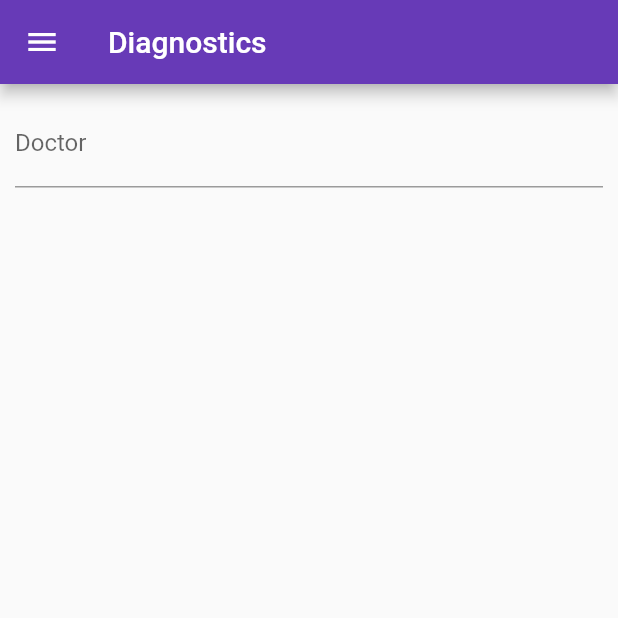
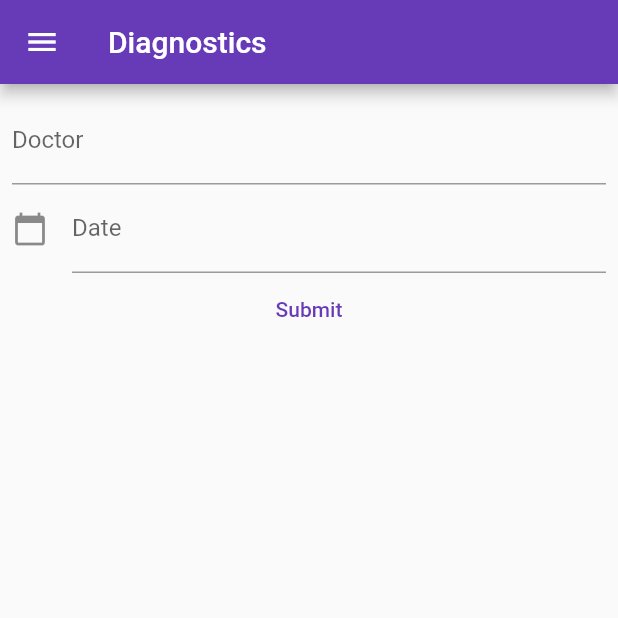
Before and after one commit to rafaelprudente/diagnostics, a Flutter app: the screen it shows after launch, after a tap on the "add" icon, on a phone screen of 412 x 824 dp, the top half of it. Run offline on Flutter 3.47's test engine with Material 2 defaults, Android fonts, the phone set to English and light mode, and no system bars; drawn by our look-alikes of flutter_typeahead; our stand-ins replace dio, get, get_storage, local_auth, retrofit, timeago; generated files the repository leaves out were written again.

Commit message:
Auto complete, date picker

```diff
--- /dev/null
+++ b/lib/controllers/doctors_controller.dart
@@ -0,0 +1,14 @@
+import 'package:diagnostics/repositories/doctors_repository.dart';
+import 'package:get/get.dart';
+
+class DoctorsController extends GetxController {
+  final doctorsRepository = DoctorsRepository();
+  var resultNameSuggestions = <String>[].obs;
+
+  setResultNameSuggestions(List<String> results) {
+    resultNameSuggestions.assignAll(results);
+    update();
+  }
+
+  getNameSuggestions(String partName) => doctorsRepository.getNameSuggestions(partName);
+}
--- a/lib/main.dart
+++ b/lib/main.dart
@@ -1,11 +1,17 @@
+import 'dart:io';
+
 import 'package:diagnostics/constants/appearance_constants.dart' as appearance_constants;
 import 'package:diagnostics/constants/label_constants.dart' as label_constants;
-import 'package:diagnostics/providers/doctors_provider.dart';
+import 'package:diagnostics/constants/provider_constants.dart' as provider_constants;
+import 'package:diagnostics/controllers/doctors_controller.dart';
+import 'package:diagnostics/data_sources/remote/rest_client.dart';
 import 'package:diagnostics/routes/routes.dart';
 import 'package:diagnostics/routes/routes.dart' as routes;
 import 'package:diagnostics/services/doctors_service.dart';
 import 'package:diagnostics/services/local_authentication_service.dart';
 import 'package:diagnostics/services/preferences_service.dart';
+import 'package:dio/adapter.dart';
+import 'package:dio/dio.dart';
 import 'package:flutter/material.dart';
 import 'package:get/get.dart';
 import 'package:get_storage/get_storage.dart';
@@ -13,9 +19,20 @@ import 'package:local_auth/local_auth.dart';
 import 'package:timeago/timeago.dart' as timeago;
 
 void main() async {
+  final dio = Dio();
+  dio.options.headers[provider_constants.authorizationHeaderLabel] = provider_constants.authorizationHeaderValue;
+  (dio.httpClientAdapter as DefaultHttpClientAdapter).onHttpClientCreate = (HttpClient client) {
+    client.badCertificateCallback = (X509Certificate cert, String host, int port) => true;
+    return client;
+  };
+
   await Get.putAsync(() => LocalAuthenticationService(authentication: LocalAuthentication()).init());
   await Get.putAsync(() => PreferencesService().init());
   await Get.putAsync(() => DoctorsService().init());
+
+  Get.lazyPut(() => DoctorsController());
+  Get.lazyPut(() => DoctorsRestClient(dio));
+
   await GetStorage.init();
 
   WidgetsFlutterBinding.ensureInitialized();
--- a/lib/pages/medical_exam_add_page.dart
+++ b/lib/pages/medical_exam_add_page.dart
@@ -1,4 +1,5 @@
 import 'package:diagnostics/constants/label_constants.dart' as label_constants;
+import 'package:diagnostics/controllers/doctors_controller.dart';
 import 'package:diagnostics/services/doctors_service.dart';
 import 'package:diagnostics/widgets/navigation_drawer.dart';
 import 'package:flutter/foundation.dart';
@@ -16,9 +17,111 @@ class MedicalExamAddPage extends StatefulWidget {
 }
 
 class _MedicalExamAddPageState extends State<MedicalExamAddPage> {
+  final DoctorsController doctorsController = Get.find();
   final DoctorsService doctorsService = Get.find();
   final TextEditingController _typeAheadController = TextEditingController();
+  final _formKey = GlobalKey<FormState>();
+  final TextEditingController _dateController = TextEditingController();
+  DateTime selectedDate = DateTime.now();
 
+  _selectDate(BuildContext context) async {
+    final DateTime? picked = await showDatePicker(
+        context: context,
+        initialDate: selectedDate,
+        firstDate: DateTime(2019, 8),
+        lastDate: DateTime(2100));
+    if (picked != null && picked != selectedDate) {
+      setState(() {
+        selectedDate = picked;
+        var date =
+            "${picked
+            .toLocal()
+            .day}/${picked
+            .toLocal()
+            .month}/${picked
+            .toLocal()
+            .year}";
+        _dateController.text = date;
+      });
+    }
+  }
+
+  @override
+  Widget build(BuildContext context) {
+    return Scaffold(
+      drawer: const NavigationDrawer(),
+      appBar: AppBar(
+        title: Text(widget.title),
+      ),
+      body: Container(
+        child: Padding(
+          padding: const EdgeInsets.all(8.0),
+          child: Form(
+            key: _formKey,
+            child: ListView(
+              children: [
+                Column(
+                  children: [
+                    TypeAheadField<String?>(
+                        textFieldConfiguration: TextFieldConfiguration(
+                          decoration: const InputDecoration(labelText: label_constants.labelFieldDoctors),
+                          controller: _typeAheadController,
+                        ),
+                        suggestionsCallback: (pattern) async {
+                          doctorsController.getNameSuggestions(pattern);
+                          return doctorsController.resultNameSuggestions;
+                        },
+                        transitionBuilder: (context, suggestionsBox, controller) {
+                          return suggestionsBox;
+                        },
+                        itemBuilder: (context, suggestion) {
+                          return ListTile(
+                            title: Text(suggestion!),
+                          );
+                        },
+                        onSuggestionSelected: (suggestion) {
+                          _typeAheadController.text = suggestion!;
+                        }),
+                    GestureDetector(
+                      onTap: () => _selectDate(context),
+                      child: AbsorbPointer(
+                        child: TextFormField(
+                          onSaved: (val) {
+                            //task.date = selectedDate;
+                          },
+                          controller: _dateController,
+                          keyboardType: TextInputType.datetime,
+                          decoration: const InputDecoration(
+                            labelText: "Date",
+                            icon: Icon(Icons.calendar_today),
+                          ),
+                          validator: (value) {
+                            //if (value.isEmpty) {
+                            //  return "Please enter a date for your task";
+                            //}
+                            return null;
+                          },
+                        ),),
+                    ),
+                    TextButton(
+                      child: const Text("Submit"),
+                      onPressed: () {
+                        //if (_formKey.currentState.validate()) {
+                        //  _formKey.currentState.save();
+                        //}
+                      },
+                    )
+                  ],
+                )
+              ],
+            ),
+          ),
+        ),
+      ),
+    );
+  }
+
+/*
   @override
   Widget build(BuildContext context) {
     return Scaffold(
@@ -32,28 +135,25 @@ class _MedicalExamAddPageState extends State<MedicalExamAddPage> {
           child: Column(
             mainAxisAlignment: MainAxisAlignment.start,
             children: <Widget>[
-              TypeAheadField(
+              TypeAheadField<String?>(
                   textFieldConfiguration: TextFieldConfiguration(
                     decoration: const InputDecoration(labelText: label_constants.labelFieldDoctors),
                     controller: _typeAheadController,
                   ),
                   suggestionsCallback: (pattern) async {
-                    return await doctorsService.getSuggestions(pattern);
+                    doctorsController.getNameSuggestions(pattern);
+                    return doctorsController.resultNameSuggestions;
                   },
                   transitionBuilder: (context, suggestionsBox, controller) {
                     return suggestionsBox;
                   },
                   itemBuilder: (context, suggestion) {
-                    if (kDebugMode) {
-                      print(suggestion);
-                    }
-                    return
-                      ListTile(
-                      title: Text(suggestion as String),
+                    return ListTile(
+                      title: Text(suggestion!),
                     );
                   },
                   onSuggestionSelected: (suggestion) {
-                    _typeAheadController.text = '';
+                    _typeAheadController.text = suggestion!;
                   }),
             ],
           ),
@@ -61,4 +161,5 @@ class _MedicalExamAddPageState extends State<MedicalExamAddPage> {
       ),
     );
   }
+  */
 }
--- a/lib/providers/doctors_provider.dart
+++ b/lib/providers/doctors_provider.dart
@@ -1,12 +1,29 @@
 import 'dart:async';
-
 import 'package:diagnostics/constants/provider_constants.dart' as provider_constants;
-import 'package:diagnostics/model/doctor.dart';
 import 'package:flutter/foundation.dart';
 import 'package:get/get.dart';
 
 class DoctorsProvider extends GetConnect {
-  Future<List<Doctor>> getDoctors(String query) async {
+  DoctorsProvider() {
+    allowAutoSignedCert = true;
+  }
+
+/*
+  @override
+  void onInit() {
+    // All request will pass to jsonEncode so CasesModel.fromJson()
+    //httpClient.defaultDecoder = CityModel.listFromJson;
+    httpClient.addRequestModifier((request) {
+      request.headers[provider_constants.authorizationHeaderLabel] = provider_constants.authorizationHeaderValue;
+      return request;
+    });
+  }
+*/
+
+  Future<Response<List<String>>> getNameSuggestions(String query) => get<List<String>>(
+      'https://${kDebugMode ? provider_constants.devBaseUrl : provider_constants.prdBaseUrl}/doctors/name_suggestions?partName=$query&page=1&pageSize=1000');
+/*
+  Future<List<String>> getDoctors(String query) async {
     final headers = {provider_constants.authorizationHeaderLabel: provider_constants.authorizationHeaderValue};
     String url = '';
     if (kDebugMode) {
@@ -15,9 +32,9 @@ class DoctorsProvider extends GetConnect {
       url = 'https://${provider_constants.prdBaseUrl}/doctors/name_suggestions?partName=$query&page=1&pageSize=1000';
     }
 
-    FutureOr<List<Doctor>> futureOr = List<Doctor>.empty();
+    FutureOr<List<String>> futureOr = List<String>.empty();
 
-    final response = await get(url, headers: headers);
+    final response = await get<List<String>>(url, headers: headers);
 
     if (response.status.hasError) {
       return futureOr;
@@ -25,4 +42,5 @@ class DoctorsProvider extends GetConnect {
       return response.body;
     }
   }
+  */
 }
--- a/lib/services/doctors_service.dart
+++ b/lib/services/doctors_service.dart
@@ -5,8 +5,8 @@ import 'package:get/get.dart';
 class DoctorsService extends GetxService {
   DoctorsProvider doctorsProvider = DoctorsProvider();
 
-  Future<List<Doctor>> getSuggestions(String query) async {
-    return doctorsProvider.getDoctors(query);
+  Future<Future<Response<List<String>>>> getSuggestions(String query) async {
+    return doctorsProvider.getNameSuggestions(query);
   }
 
   Future<DoctorsService> init() async {
--- a/pubspec.yaml
+++ b/pubspec.yaml
@@ -43,6 +43,8 @@ dependencies:
   get_storage: ^2.0.3
   path_provider: ^2.0.11
   flutter_typeahead: ^4.0.0
+  retrofit: ^3.0.1+1
+  dio: ^4.0.6
 
 dev_dependencies:
   flutter_test:
@@ -54,6 +56,9 @@ dev_dependencies:
   # package. See that file for information about deactivating specific lint
   # rules and activating additional ones.
   flutter_lints: ^2.0.0
+  retrofit_generator: ^4.0.1
+  build_runner: ^2.1.11
+  json_serializable: ^6.2.0
 
 flutter_icons:
   android: true
```
Also changed, not shown: lib/data_sources/remote/rest_client.dart (added, +15 -0 lines), lib/repositories/doctors_repository.dart (added, +12 -0 lines), lib/data_sources/remote/rest_client.g.dart (added), pubspec.lock.
